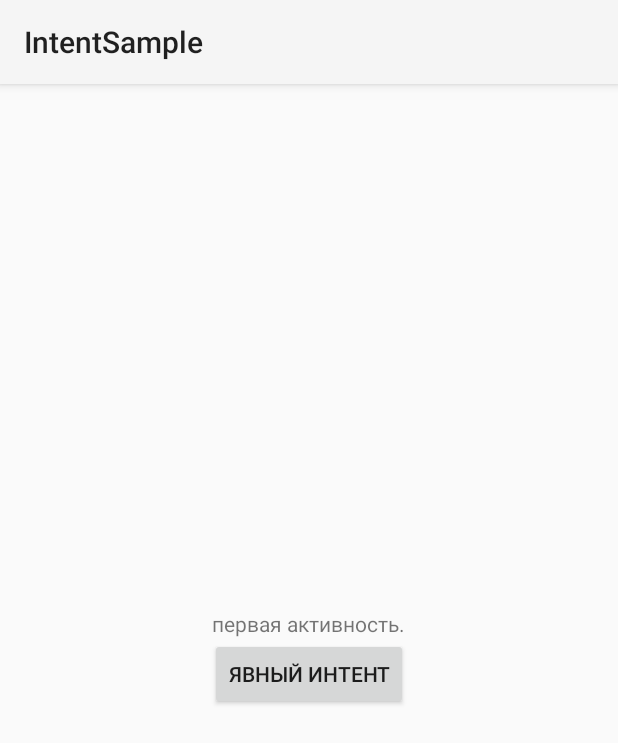
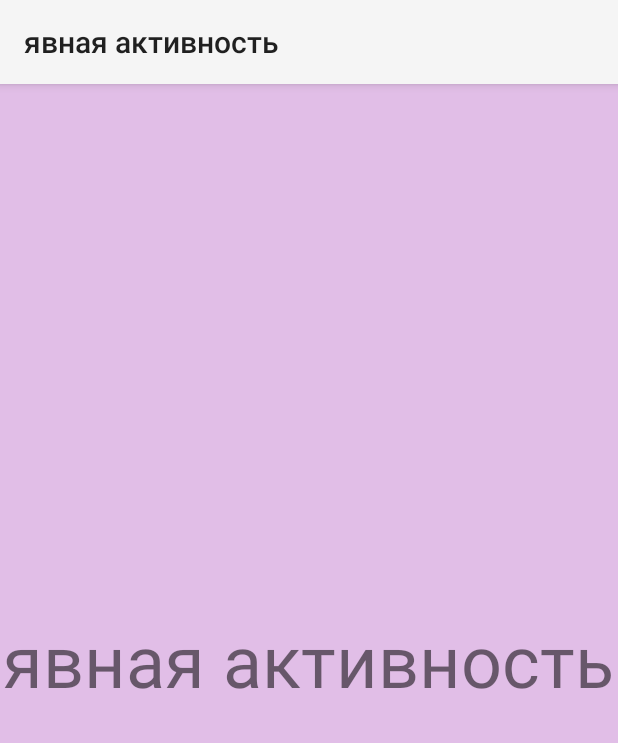
Before and after one commit to d-yacenko/android-sample, an Android app: the screen it shows after launch (MainActivity before the commit, ImplicitIntentActivity after it), after a tap on "ЯВНЫЙ ИНТЕНТ", on a phone screen of 412 x 824 dp. Shown: the top 743 px of the screen. Run offline under Robolectric (Android 15) with nearby library versions, the phone set to English and light mode, and no system bars.

Commit message:
IntentSample added

```diff
--- /dev/null
+++ b/IntentSample/app/src/main/java/ru/itx/intentsample/ImplicitIntentActivity.java
@@ -0,0 +1,15 @@
+package ru.itx.intentsample;
+import android.app.*;
+import android.os.*;
+
+public class ImplicitIntentActivity extends Activity
+{
+
+    @Override
+    protected void onCreate(Bundle savedInstanceState)
+    {
+        super.onCreate(savedInstanceState);
+        setContentView(R.layout.implicit);
+    }
+
+}
--- a/IntentSample/app/src/main/java/ru/itx/intentsample/MainActivity.java
+++ b/IntentSample/app/src/main/java/ru/itx/intentsample/MainActivity.java
@@ -3,6 +3,7 @@ package ru.itx.intentsample;
 import android.app.*;
 import android.os.*;
 import android.view.*;
+import android.content.*;
 
 public class MainActivity extends Activity
 {
@@ -14,6 +15,7 @@ public class MainActivity extends Activity
     }
 
 	public void goIntent1(View v) {
-
+		Intent i=new Intent(this,ImplicitIntentActivity.class);
+		startActivity(i);
 	}
 }
--- /dev/null
+++ b/IntentSample/app/src/main/res/layout/implicit.xml
@@ -0,0 +1,13 @@
+<LinearLayout xmlns:android="http://schemas.android.com/apk/res/android"
+    android:layout_width="match_parent"
+    android:layout_height="match_parent"
+	android:background="#E1BEE7"
+	android:gravity="center"
+    android:orientation="vertical">
+	<TextView
+		android:textSize="48dp"
+        android:text="@string/implicit_activity"
+        android:layout_width="wrap_content"
+        android:layout_height="wrap_content" />
+
+</LinearLayout>
--- a/IntentSample/app/src/main/res/layout/main.xml
+++ b/IntentSample/app/src/main/res/layout/main.xml
@@ -2,10 +2,12 @@
     android:layout_width="match_parent"
     android:layout_height="match_parent"
 	android:orientation="vertical"
+	android:background="#FFCDD2"
     android:gravity="center">
 
     <TextView
         android:text="@string/first_activity"
+		android:textSize="48dp"
         android:layout_width="wrap_content"
         android:layout_height="wrap_content" />
 
--- a/IntentSample/app/src/main/res/values/strings.xml
+++ b/IntentSample/app/src/main/res/values/strings.xml
@@ -6,5 +6,6 @@
     <string name="app_name">IntentSample</string>
     <string name="hello_world">Hello world!</string>
 	<string name="first_activity">первая активность.</string>
+	<string name="implicit_activity">явная активность"</string>
 
 </resources>
```
Also changed, not shown: IntentSample/app/src/main/AndroidManifest.xml (+7 -1 lines), IntentSample/app/src/main/res/drawable-hdpi/intent.jpg (added).
